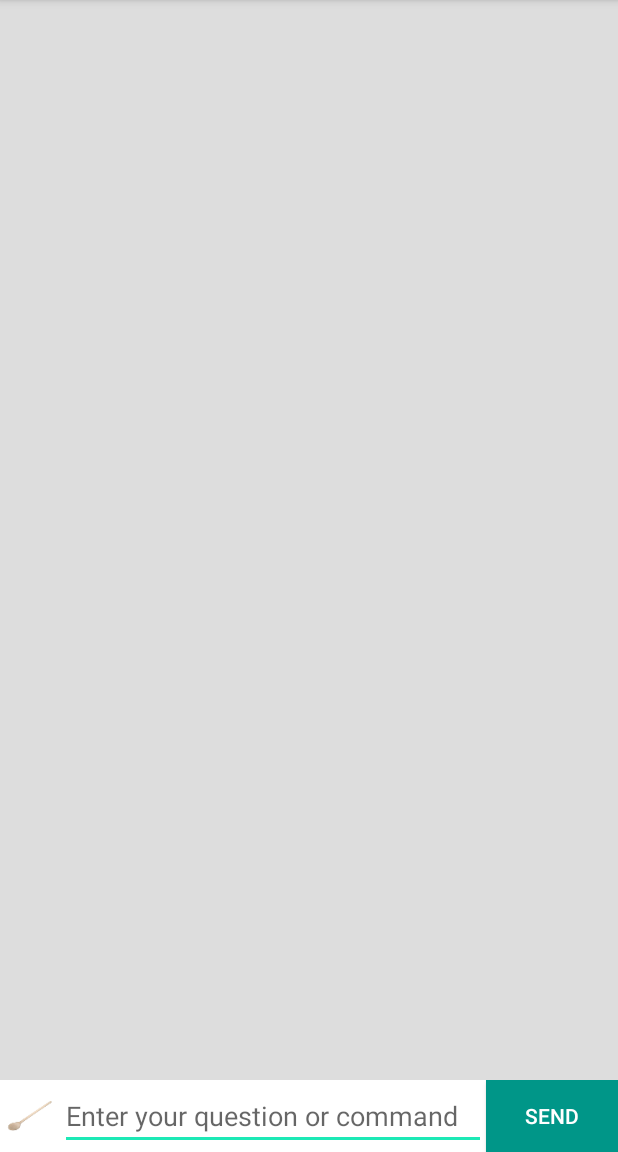
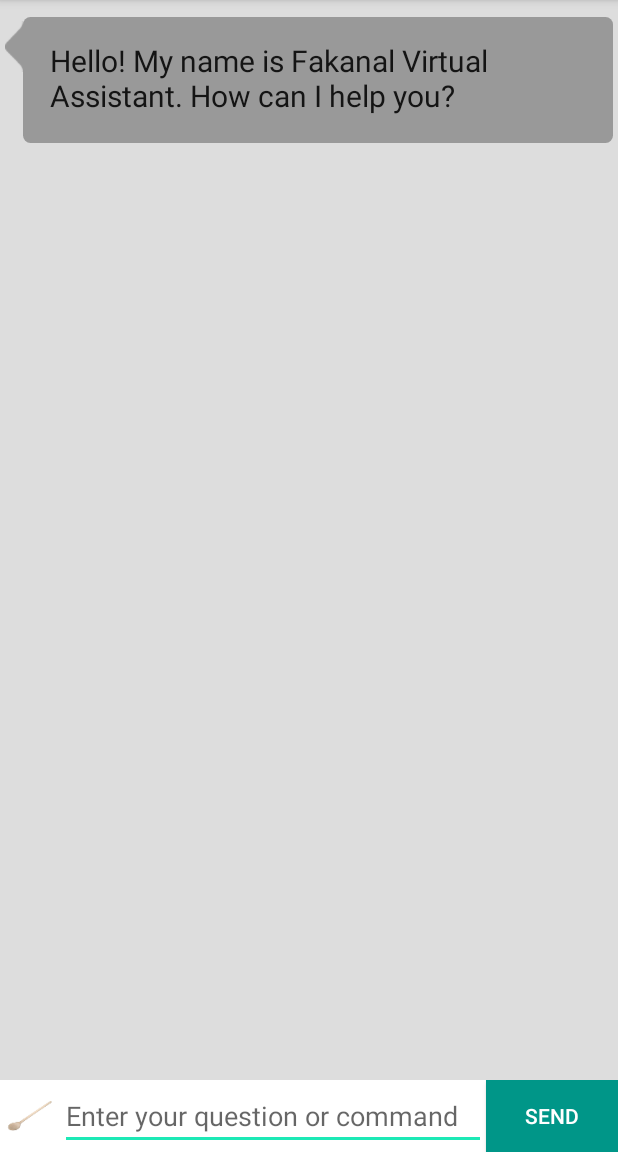
Before and after one commit to BeniGal/my-university-project-ubbse2016, an Android app: the screen it shows after launch (MainActivity), after a tap on "SEND", on a phone screen of 412 x 824 dp, the part 84-1236 px from its top. Run offline under Robolectric (Android 15) with nearby library versions, the phone set to English and light mode, and no system bars.

Commit message:
Refactoring / adding new MessageProcessor class

```diff
--- a/VirtualAssistantAndroidClient/app/src/main/java/fakanal/android/MainActivity.java
+++ b/VirtualAssistantAndroidClient/app/src/main/java/fakanal/android/MainActivity.java
@@ -1,22 +1,17 @@
 package fakanal.android;
 
-import android.speech.tts.TextToSpeech;
+import android.os.Bundle;
 import android.support.v7.app.AppCompatActivity;
-import android.support.v7.widget.LinearLayoutManager;
-import android.support.v7.widget.RecyclerView;
-import android.os.Bundle;
 import android.util.Log;
 import android.view.View;
 import android.widget.Button;
 import android.widget.EditText;
-import android.widget.Toast;
+
+import org.json.JSONException;
+import org.json.JSONObject;
 
 import java.io.IOException;
-import java.util.ArrayList;
-import java.util.Locale;
 
-import fakanal.android.model.ChatMessage;
-import fakanal.android.model.ChatMessageAdapter;
 import fakanal.android.network.ServerAPI;
 import fakanal.android.network.ServerAPIBuilder;
 import okhttp3.ResponseBody;
@@ -26,67 +21,36 @@ import retrofit2.Response;
 
 public class MainActivity extends AppCompatActivity implements Callback<ResponseBody> {
     private static final String TAG = MainActivity.class.getName();
-    public static ServerAPI API;
-
-    private RecyclerView recyclerView;
-    private ChatMessageAdapter adapter;
 
     private Button sendButton;
     private EditText editText;
 
-    TextToSpeech textToSpeech;
+    // Address is hardcoded for now, later may be injected.
+    private String serverAddress = "fakanal.sloppy.zone";
 
-    // Address is hardcoded for now, later may be injected.
-    private String serverAddress = "35.156.26.234";
+    private MessageProcessor messageProcessor;
 
     @Override
     protected void onCreate(Bundle savedInstanceState) {
         super.onCreate(savedInstanceState);
+        setContentView(R.layout.activity_main);
 
-        final Callback<ResponseBody> thiz = this;
-
-        setContentView(R.layout.activity_main);
+        ServerAPI API = new ServerAPIBuilder(serverAddress).build();
 
         sendButton = (Button) findViewById(R.id.button);
         editText = (EditText) findViewById(R.id.editText);
 
-        textToSpeech = new TextToSpeech(getApplicationContext(), new TextToSpeech.OnInitListener() {
-            @Override
-            public void onInit(int status) {
-                if(status != TextToSpeech.ERROR) {
-                    textToSpeech.setLanguage(Locale.US);
-                }
-            }
-        });
+        messageProcessor = new MessageProcessor(this, API);
 
         // Simple click listener
         sendButton.setOnClickListener(new View.OnClickListener() {
             public void onClick(View v) {
                 String message = String.valueOf(editText.getText());
+                editText.setText("");
                 message = message.trim();
-
-                if (message == null || message.isEmpty()) {
-                    Log.i(TAG, "No message added");
-                    Toast.makeText(MainActivity.this, "No message added", Toast.LENGTH_LONG).show();
-                }
-                else {
-                    Log.i(TAG, "Sending request to server with message: " + message);
-
-                    // Own UI
-                    sendMessage(message);
-                    editText.setText("");
-
-                    API = new ServerAPIBuilder(serverAddress).build();
-                    Call<ResponseBody> helloWorldApiCall = API.helloWorldCall(message);
-                    helloWorldApiCall.enqueue(thiz);
-                }
+                messageProcessor.process(message);
             }
         });
-
-        recyclerView = (RecyclerView) findViewById(R.id.recyclerView);
-        recyclerView.setLayoutManager(new LinearLayoutManager(this));
-        adapter = new ChatMessageAdapter(this, new ArrayList<ChatMessage>());
-        recyclerView.setAdapter(adapter);
 
         editText.requestFocus();
     }
@@ -96,9 +60,11 @@ public class MainActivity extends AppCompatActivity implements Callback<Response
         if (response.isSuccessful()) {
             Log.i(TAG, "Successfully got answer from the server, response: " + response);
             try {
-                mimicOtherMessage(response.body().string());
-            } catch (IOException e) {
-                e.printStackTrace();
+                JSONObject responseJson = new JSONObject(response.body().string());
+                String responseString = responseJson.getString("response");
+                messageProcessor.mimicOtherMessage(responseString);
+            } catch (IOException | JSONException e) {
+                Log.e(TAG, e.getMessage());
             }
         } else {
             Log.e(TAG, "Failed to get a success answer from the server, response: " + response.code());
@@ -106,22 +72,9 @@ public class MainActivity extends AppCompatActivity implements Callback<Response
         }
     }
 
-    private void sendMessage(String message) {
-        ChatMessage chatMessage = new ChatMessage(message, true);
-        adapter.add(chatMessage);
-        recyclerView.scrollToPosition(adapter.getItemCount() - 1);
-    }
-
-    private void mimicOtherMessage(String message) {
-        ChatMessage chatMessage = new ChatMessage(message, false);
-        adapter.add(chatMessage);
-        recyclerView.scrollToPosition(adapter.getItemCount() - 1);
-        textToSpeech.speak(message, TextToSpeech.QUEUE_FLUSH, null);
-    }
-
     @Override
     public void onFailure(Call<ResponseBody> helloWorldApiCall, Throwable t) {
         Log.e(TAG, "Failed to get answer from the server", t);
-        mimicOtherMessage(":((");
+        messageProcessor.mimicOtherMessage("Bad server connection");
     }
 }
--- /dev/null
+++ b/VirtualAssistantAndroidClient/app/src/main/java/fakanal/android/MessageProcessor.java
@@ -0,0 +1,153 @@
+package fakanal.android;
+
+import android.app.Activity;
+import android.content.Context;
+import android.content.Intent;
+import android.media.MediaPlayer;
+import android.net.Uri;
+import android.speech.tts.TextToSpeech;
+import android.support.v7.widget.LinearLayoutManager;
+import android.support.v7.widget.RecyclerView;
+import android.util.Log;
+import android.view.View;
+import android.view.inputmethod.InputMethodManager;
+import android.widget.Toast;
+
+import org.json.JSONException;
+import org.json.JSONObject;
+
+import java.util.ArrayList;
+import java.util.Locale;
+
+import fakanal.android.model.ChatMessage;
+import fakanal.android.model.ChatMessageAdapter;
+import fakanal.android.network.ServerAPI;
+import okhttp3.RequestBody;
+import okhttp3.ResponseBody;
+import retrofit2.Call;
+import retrofit2.Callback;
+
+public class MessageProcessor {
+    private static final String TAG = MessageProcessor.class.getName();
+
+    private final Activity rootActivity;
+    private final ServerAPI API;
+
+    private final String WELCOME_MESSAGE =
+            "Hello! My name is Fakanal Virtual Assistant. How can I help you?";
+    private final TextToSpeech textToSpeech;
+    private final RecyclerView recyclerView;
+    private final ChatMessageAdapter adapter;
+
+    public MessageProcessor(Activity rootActivity, ServerAPI API) {
+        this.rootActivity = rootActivity;
+        this.API = API;
+
+        recyclerView = (RecyclerView) rootActivity.findViewById(R.id.recyclerView);
+        recyclerView.setLayoutManager(new LinearLayoutManager(rootActivity));
+        adapter = new ChatMessageAdapter(rootActivity, new ArrayList<ChatMessage>());
+        recyclerView.setAdapter(adapter);
+
+        TextToSpeech.OnInitListener ttsOnInitLister = new TextToSpeech.OnInitListener() {
+            @Override
+            public void onInit(int status) {
+                if (status != TextToSpeech.ERROR) {
+                    textToSpeech.setLanguage(Locale.US);
+                }
+            }
+        };
+        textToSpeech = new TextToSpeech(rootActivity.getApplicationContext(), ttsOnInitLister);
+
+        mimicOtherMessage(WELCOME_MESSAGE);
+    }
+
+    public void process(String message) {
+        if (message == null || message.isEmpty()) {
+            Log.i(TAG, "No message added");
+            Toast.makeText(rootActivity, "No message added", Toast.LENGTH_LONG).show();
+        }
+        else {
+            sendMessage(message);
+
+            if (message.toLowerCase().startsWith("who are you")) {
+                mimicOtherMessage("I am the Virtual Assistant of the Fakanál Team. But you can call me Sis.");
+            }
+            else if (message.toLowerCase().startsWith("who is florin iordache")) {
+                mimicDragneaMessage();
+            }
+            else if (message.toLowerCase().startsWith("start") || message.toLowerCase().startsWith("open")) {
+                executeAction(message);
+            }
+            else {
+                getAnswer(message);
+            }
+        }
+    }
+
+    public void sendMessage(String message) {
+        ChatMessage chatMessage = new ChatMessage(message, true);
+        adapter.add(chatMessage);
+        recyclerView.scrollToPosition(adapter.getItemCount() - 1);
+    }
+
+    public void mimicOtherMessage(String message) {
+        ChatMessage chatMessage = new ChatMessage(message, false);
+        adapter.add(chatMessage);
+        recyclerView.scrollToPosition(adapter.getItemCount() - 1);
+        textToSpeech.speak(message, TextToSpeech.QUEUE_ADD, null);
+    }
+
+    public void mimicDragneaMessage() {
+        ChatMessage chatMessage = new ChatMessage("Altă întrebare!", false);
+        adapter.add(chatMessage);
+        recyclerView.scrollToPosition(adapter.getItemCount() - 1);
+
+        MediaPlayer mediaPlayer = MediaPlayer.create(rootActivity, R.raw.alta_intrebare);
+        mediaPlayer.start();
+    }
+
+    private void getAnswer(String message) {
+        Log.i(TAG, "Sending request to server with message: " + message);
+        RequestBody body = RequestBody.create(okhttp3.MediaType.parse("application/json"), "{\"question\": \"" + message + "\"}");
+        Call<ResponseBody> helloWorldApiCall = API.helloWorldCall("application/json", body);
+        helloWorldApiCall.enqueue((Callback<ResponseBody>) rootActivity);
+    }
+
+    private void openYoutube() {
+        rootActivity.startActivity(new Intent(Intent.ACTION_VIEW, Uri.parse("http://www.youtube.com/")));
+    }
+
+    private void openFacebook() {
+        Intent intent = rootActivity.getApplicationContext().getPackageManager().getLaunchIntentForPackage("com.facebook.lite");
+        intent.addCategory(Intent.CATEGORY_LAUNCHER);
+        rootActivity.startActivity(intent);
+    }
+
+    private void openTwitter() {
+        Intent intent = rootActivity.getApplicationContext().getPackageManager().getLaunchIntentForPackage("com.twitter.android");
+        intent.addCategory(Intent.CATEGORY_LAUNCHER);
+        rootActivity.startActivity(intent);
+    }
+
+    private void closeKeyboard() {
+        View view = rootActivity.getCurrentFocus();
+        if (view != null) {
+            InputMethodManager imm = (InputMethodManager) rootActivity.getSystemService(Context.INPUT_METHOD_SERVICE);
+            imm.hideSoftInputFromWindow(view.getWindowToken(), 0);
+        }
+    }
+
+    private void executeAction(String message) {
+        closeKeyboard();
+
+        String[] parts = message.split("\\s");
+
+        if (parts.length > 1 && parts[1] != null && parts[1].toLowerCase().equals("youtube")) {
+            openYoutube();
+        } else if (parts.length > 1 && parts[1] != null && parts[1].toLowerCase().equals("facebook")) {
+            openFacebook();
+        } else if (parts.length > 1 && parts[1] != null && parts[1].toLowerCase().equals("twitter")) {
+            openTwitter();
+        } else mimicOtherMessage("What should I " + parts[0] + "?");
+    }
+}
--- a/VirtualAssistantAndroidClient/app/src/main/java/fakanal/android/network/ServerAPI.java
+++ b/VirtualAssistantAndroidClient/app/src/main/java/fakanal/android/network/ServerAPI.java
@@ -1,14 +1,17 @@
 package fakanal.android.network;
 
+import okhttp3.RequestBody;
 import okhttp3.ResponseBody;
 import retrofit2.Call;
-import retrofit2.http.Field;
-import retrofit2.http.FormUrlEncoded;
+import retrofit2.http.Body;
+import retrofit2.http.Header;
 import retrofit2.http.POST;
 
 public interface ServerAPI {
 
-    @FormUrlEncoded
-    @POST("/hello/world/endpoint")
-    Call<ResponseBody> helloWorldCall(@Field("message") String message);
+    @POST("/googleSearch")
+    Call<ResponseBody> helloWorldCall(
+            @Header("Content-Type") String contentType,
+            @Body RequestBody payload
+    );
 }
```
